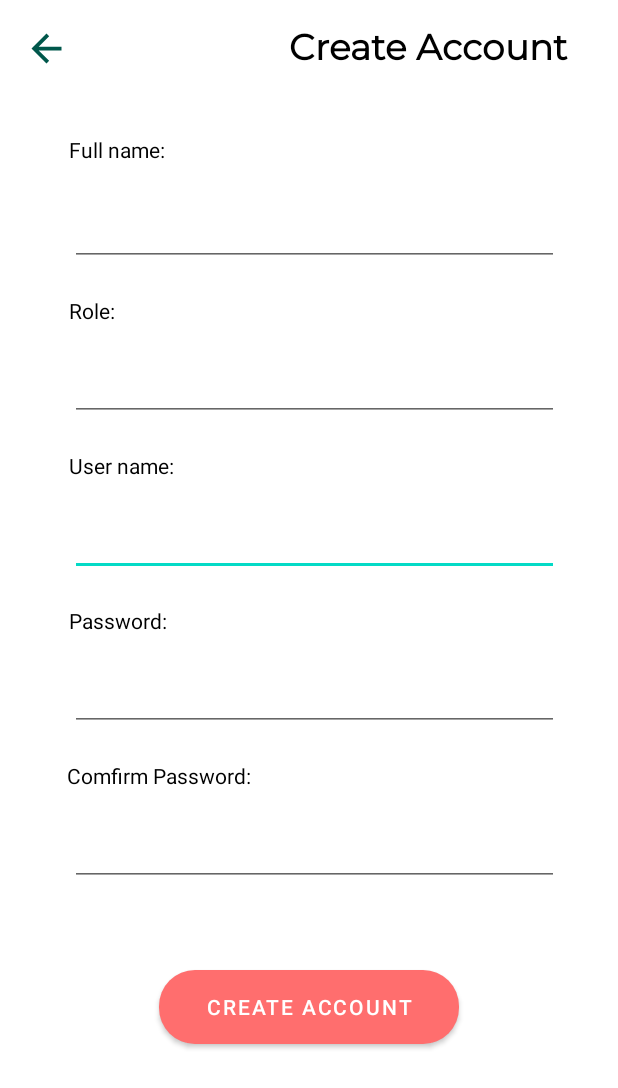
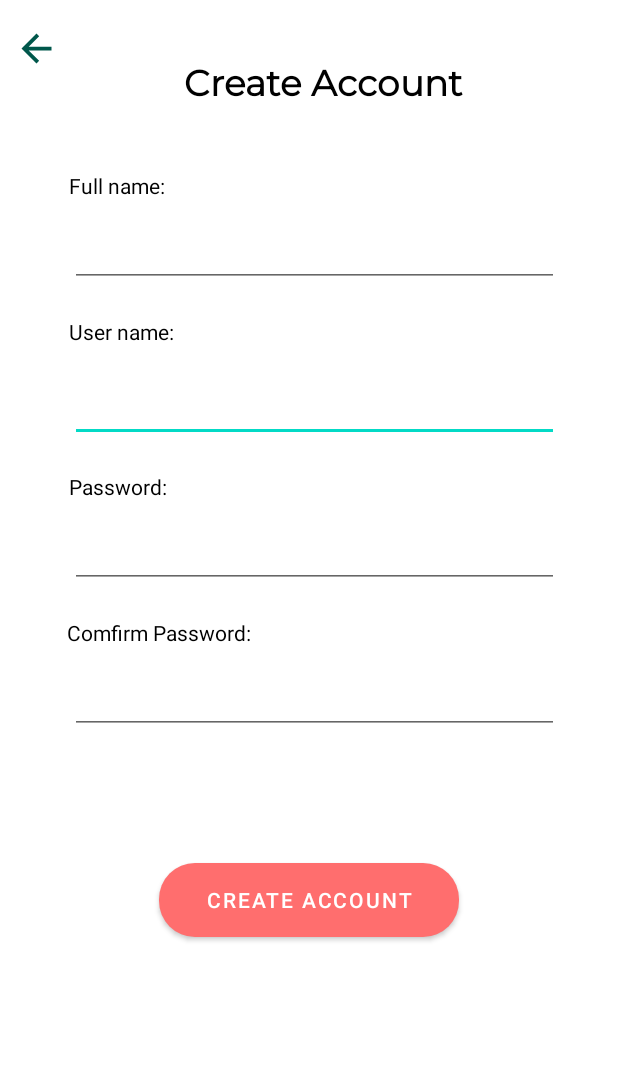
Before and after one commit to YoloChocoPie/MobileTBCN, an Android app: the SignUpActivity screen opened directly, with no data from a screen before it, on a phone screen of 412 x 824 dp. Shown: the top 1088 px of the screen. Run offline under Robolectric (Android 15) with nearby library versions, the phone set to English and light mode, and no system bars.

Commit message:
Tự động chỉnh auto role user

```diff
--- a/app/src/main/java/com/example/mobiletbcn/SignUpActivity.java
+++ b/app/src/main/java/com/example/mobiletbcn/SignUpActivity.java
@@ -3,8 +3,10 @@ package com.example.mobiletbcn;
 import android.content.Intent;
 import android.os.Bundle;
 import android.view.View;
+import android.view.WindowManager;
 import android.widget.Button;
 import android.widget.EditText;
+import android.widget.Toast;
 
 import androidx.appcompat.app.AppCompatActivity;
 
@@ -17,7 +19,7 @@ public class SignUpActivity extends AppCompatActivity {
     Button back_icon;
 
 
-    Database database;
+    public static Database database;
     UserController userController;
 
     @Override
@@ -25,20 +27,24 @@ public class SignUpActivity extends AppCompatActivity {
         super.onCreate(savedInstanceState);
         setContentView(R.layout.activity_sign_up);
 
+        this.getWindow().setFlags(WindowManager.LayoutParams.FLAG_FULLSCREEN,WindowManager.LayoutParams.FLAG_FULLSCREEN);
+
         database = new Database(this, "ManagementBook.sqlite", null, 1);
 
+        /*back_icon.setOnClickListener(new View.OnClickListener() {
+            @Override
+            public void onClick(View v) {
+                Intent intent = new Intent(SignUpActivity.this, Welcom_page.class);
+                startActivity(intent);
+            }
+        });*/
 
 //        database.queryData("DROP TABLE Book");
 //        database.queryData("DROP TABLE User");
 //        database.queryData("DROP TABLE Booking");
 
-
-
-
-
         userController = new UserController(database);
         mapping();
-
     }
 
     public void mapping() {
@@ -77,9 +83,8 @@ public class SignUpActivity extends AppCompatActivity {
         return true;
     }
 
-    public void performSignUp(View view){
-        if (validateInput())
-        {
+    public void performSignUp(View view) {
+        if (validateInput()) {
             User user = new User();
             user.setFullName(etFullName.getText().toString());
             user.setRole(etRole.getText().toString());
@@ -88,49 +93,51 @@ public class SignUpActivity extends AppCompatActivity {
             user.setcfpass(etRepeatPassword.getText().toString());
 
             userController.addnewuser(user);
-            Intent intent = new Intent(this, Welcom_page.class);
+            // Intent intent = new Intent(this, Welcom_page.class);
+            Toast.makeText(SignUpActivity.this, "Tạo tài khoản thành công", Toast.LENGTH_SHORT).show();
+            startActivity(new Intent(SignUpActivity.this, Welcom_page.class));
+        }
+    }
+
+    public void backtowel(View view) {
+        startActivity(new Intent(SignUpActivity.this, Welcom_page.class));
+    }
+
+    /*    protected void onCreate(Bundle savedInstanceState) {
+        super.onCreate(savedInstanceState);
+        setContentView(R.layout.activity_sign_up);
+        etFullName = findViewById(R.id.et_full_name);
+        etRole = findViewById(R.id.et_role);
+        etUserName = findViewById(R.id.et_user_name);
+        etPassword = findViewById(R.id.et_password);
+        etRepeatPassword = findViewById(R.id.et_repeat_password);
+        back_icon = findViewById(R.id.back_icon);
+        back_icon.setOnClickListener(new View.OnClickListener() {
+            @Override
+            public void onClick(View view) {
+                Intent intent = new Intent(SignUpActivity.this,Welcom_page.class);
+                startActivity(intent);
+            }
+        });
+
+    }*/
+
+    /*public void performSignUp (View v) {
+        if (validateInput()) {
+
+            String fullName = etFullName.getText().toString();
+            String role = etRole.getText().toString();
+            String userName = etUserName.getText().toString();
+            String password = etPassword.getText().toString();
+            String repeatPassword = etRepeatPassword.getText().toString();
+            userDb.createUser(fullName, role, userName, password);
+            Toast.makeText(this,"Sign Up Success",Toast.LENGTH_SHORT).show();
+            Intent intent = new Intent(SignUpActivity.this, Welcom_page.class);
             startActivity(intent);
-        }
 
 
 
 
-
-//    protected void onCreate(Bundle savedInstanceState) {
-//        super.onCreate(savedInstanceState);
-//        setContentView(R.layout.activity_sign_up);
-//        etFullName = findViewById(R.id.et_full_name);
-//        etRole = findViewById(R.id.et_role);
-//        etUserName = findViewById(R.id.et_user_name);
-//        etPassword = findViewById(R.id.et_password);
-//        etRepeatPassword = findViewById(R.id.et_repeat_password);
-//        back_icon = findViewById(R.id.back_icon);
-//        back_icon.setOnClickListener(new View.OnClickListener() {
-//            @Override
-//            public void onClick(View view) {
-//                Intent intent = new Intent(SignUpActivity.this,Welcom_page.class);
-//                startActivity(intent);
-//            }
-//        });
-//
-//    }
-
-//    public void performSignUp (View v) {
-//        if (validateInput()) {
-//
-//            String fullName = etFullName.getText().toString();
-//            String role = etRole.getText().toString();
-//            String userName = etUserName.getText().toString();
-//            String password = etPassword.getText().toString();
-//            String repeatPassword = etRepeatPassword.getText().toString();
-//            userDb.createUser(fullName, role, userName, password);
-//            Toast.makeText(this,"Sign Up Success",Toast.LENGTH_SHORT).show();
-//            Intent intent = new Intent(SignUpActivity.this, Welcom_page.class);
-//            startActivity(intent);
-//
-//
-//
-//
-//        }
-//    }
-}}
+        }
+    }*/
+}
--- a/app/src/main/res/layout/activity_main.xml
+++ b/app/src/main/res/layout/activity_main.xml
@@ -80,7 +80,6 @@
         android:layout_marginRight="36dp"
         android:layout_marginBottom="230dp"
         android:background="@drawable/loginbtn"
-        android:onClick="login"
         android:text="Login"
         app:backgroundTint="#FF6E6E" />
 
@@ -150,6 +149,7 @@
         android:inputType="textPassword" />
 
     <CheckBox
+        android:id="@+id/chkRememberMe"
         style="@style/Widget.AppCompat.CompoundButton.CheckBox"
         android:layout_width="wrap_content"
         android:layout_height="wrap_content"
--- a/app/src/main/res/layout/activity_sign_up.xml
+++ b/app/src/main/res/layout/activity_sign_up.xml
@@ -52,13 +52,15 @@
         app:layout_constraintEnd_toEndOf="parent"
         app:layout_constraintHorizontal_bias="0.121"
         app:layout_constraintStart_toStartOf="parent"
-        app:layout_constraintTop_toBottomOf="@+id/et_full_name" />
+        app:layout_constraintTop_toBottomOf="@+id/et_full_name"
+        android:visibility="invisible"/>
 
     <TextView
         android:id="@+id/tvSignUp"
         android:layout_width="219dp"
         android:layout_height="46dp"
-        android:layout_marginTop="16dp"
+        android:layout_marginTop="40dp"
+        android:layout_marginRight="70dp"
         android:fontFamily="@font/montserrat"
         android:text="Create Account"
         android:textColor="#000000"
@@ -67,7 +69,7 @@
         app:layout_constraintEnd_toEndOf="parent"
         app:layout_constraintHorizontal_bias="1.0"
         app:layout_constraintStart_toStartOf="parent"
-        app:layout_constraintTop_toTopOf="parent" />
+        app:layout_constraintTop_toTopOf="parent"/>
 
     <TextView
         android:id="@+id/tvFullName"
@@ -91,13 +93,13 @@
         app:layout_constraintEnd_toEndOf="parent"
         app:layout_constraintHorizontal_bias="0.135"
         app:layout_constraintStart_toStartOf="parent"
-        app:layout_constraintTop_toBottomOf="@+id/et_role" />
+        app:layout_constraintTop_toBottomOf="@+id/et_full_name" />
 
     <EditText
         android:id="@+id/et_full_name"
         android:layout_width="326dp"
         android:layout_height="48dp"
-        android:layout_marginTop="20dp"
+        android:layout_marginTop="10dp"
         android:ems="10"
         android:inputType="textPersonName"
         app:layout_constraintEnd_toEndOf="parent"
@@ -109,19 +111,22 @@
         android:id="@+id/et_role"
         android:layout_width="326dp"
         android:layout_height="48dp"
-        android:layout_marginTop="16dp"
+        android:layout_marginTop="10dp"
         android:ems="10"
         android:inputType="textPersonName"
         app:layout_constraintEnd_toEndOf="parent"
         app:layout_constraintHorizontal_bias="0.541"
         app:layout_constraintStart_toStartOf="parent"
-        app:layout_constraintTop_toBottomOf="@+id/tvRole" />
+        app:layout_constraintTop_toBottomOf="@+id/tvRole"
+        android:text="user"
+        android:enabled="false"
+        android:visibility="invisible"/>
 
     <EditText
         android:id="@+id/et_password"
         android:layout_width="326dp"
         android:layout_height="48dp"
-        android:layout_marginTop="16dp"
+        android:layout_marginTop="10dp"
         android:ems="10"
         android:inputType="textPassword"
         app:layout_constraintEnd_toEndOf="parent"
@@ -133,7 +138,7 @@
         android:id="@+id/et_repeat_password"
         android:layout_width="326dp"
         android:layout_height="48dp"
-        android:layout_marginTop="16dp"
+        android:layout_marginTop="10dp"
         android:ems="10"
         android:inputType="textPassword"
         app:layout_constraintEnd_toEndOf="parent"
@@ -167,6 +172,7 @@
         app:layout_constraintHorizontal_bias="0.098"
         app:layout_constraintStart_toStartOf="parent"
         app:layout_constraintTop_toTopOf="parent"
-        app:layout_constraintVertical_bias="0.022" />
+        app:layout_constraintVertical_bias="0.022"
+        android:onClick="backtowel"/>
 
 </androidx.constraintlayout.widget.ConstraintLayout>
```
Also changed, not shown: app/src/main/java/com/example/mobiletbcn/MainActivity.java (+64 -14 lines).
